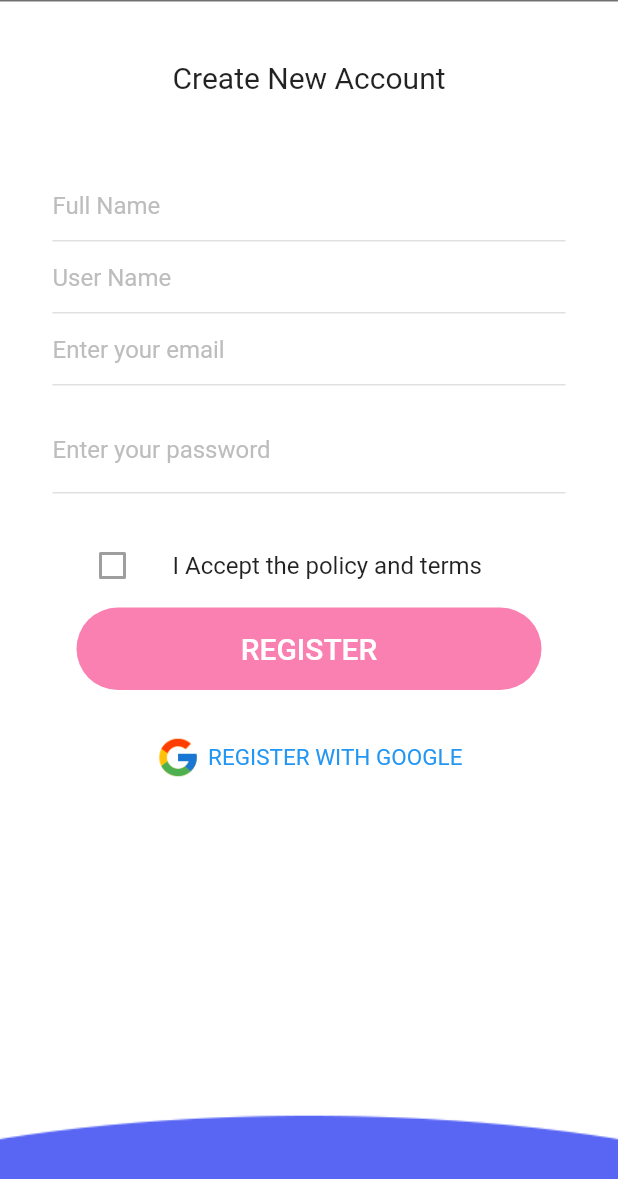
After one commit to Madhav008/royal_trade, a Flutter app: the SignUp2 screen opened directly, on a phone screen of 412 x 824 dp. The commit adds this screen. Shown: the top 1179 px of the screen. Run offline on Flutter 3.47's test engine with Material 2 defaults, Android fonts, the light colour scheme and no system bars.

Commit message:
login signup files are added

```diff
--- a/lib/main.dart
+++ b/lib/main.dart
@@ -1,5 +1,5 @@
 import 'package:flutter/material.dart';
-import 'package:royaltrade/screen/home.dart';
+import 'package:royaltrade/screen/Authentication/login.dart';
 
 void main() {
   runApp(MyApp());
@@ -15,7 +15,7 @@ class MyApp extends StatelessWidget {
         primarySwatch: Colors.blue,
         visualDensity: VisualDensity.adaptivePlatformDensity,
       ),
-      home: MyHomePage(),
+      home: Login2(),
     );
   }
 }
--- /dev/null
+++ b/lib/screen/Authentication/signup.dart
@@ -0,0 +1,203 @@
+import 'package:flutter/material.dart';
+
+class SignUp2 extends StatefulWidget {
+  @override
+  _SignUp2State createState() => _SignUp2State();
+}
+
+class _SignUp2State extends State<SignUp2> {
+  bool passwordVisible = true;
+
+  @override
+  Widget build(BuildContext context) {
+    return SafeArea(
+      child: Scaffold(
+        body: Container(
+          decoration: BoxDecoration(
+            image: DecorationImage(
+              image: AssetImage("images/backGround2.png"),
+              fit: BoxFit.cover,
+            ),
+          ),
+          child: ListView(
+            children: <Widget>[
+              Container(
+                padding: EdgeInsets.symmetric(vertical: 20, horizontal: 35),
+                child: Column(
+                  mainAxisAlignment: MainAxisAlignment.center,
+                  children: <Widget>[
+                    SizedBox(
+                      height: 20,
+                    ),
+                    Text(
+                     'Create New Account',
+                      style: TextStyle(fontSize: 20),
+                    ),
+                    SizedBox(
+                      height: 50,
+                    ),
+                    TextField(
+                      decoration: InputDecoration(
+                        hintText: "Full Name",
+                        hintStyle: TextStyle(color: Colors.grey[400]),
+                        enabledBorder: UnderlineInputBorder(
+                          borderSide: BorderSide(color: Colors.grey[300]),
+                        ),
+                        focusedBorder: UnderlineInputBorder(
+                          borderSide: BorderSide(color: Color(0xffFA80B2)),
+                        ),
+                        border: UnderlineInputBorder(
+                          borderSide: BorderSide(color: Colors.red),
+                        ),
+                      ),
+                    ),
+                    TextField(
+                      decoration: InputDecoration(
+                        hintText: "User Name",
+                        hintStyle: TextStyle(color: Colors.grey[400]),
+                        enabledBorder: UnderlineInputBorder(
+                          borderSide: BorderSide(color: Colors.grey[300]),
+                        ),
+                        focusedBorder: UnderlineInputBorder(
+                          borderSide: BorderSide(color: Color(0xffFA80B2)),
+                        ),
+                        border: UnderlineInputBorder(
+                          borderSide: BorderSide(color: Colors.red),
+                        ),
+                      ),
+                    ),
+                    TextField(
+                      decoration: InputDecoration(
+                        hintText: "Enter your email",
+                        hintStyle: TextStyle(color: Colors.grey[400]),
+                        enabledBorder: UnderlineInputBorder(
+                          borderSide: BorderSide(color: Colors.grey[300]),
+                        ),
+                        focusedBorder: UnderlineInputBorder(
+                          borderSide: BorderSide(color: Color(0xffFA80B2)),
+                        ),
+                        border: UnderlineInputBorder(
+                          borderSide: BorderSide(color: Colors.red),
+                        ),
+                      ),
+                    ),
+                    TextField(
+                      obscureText: passwordVisible,
+                      decoration: InputDecoration(
+                          hintText: "Enter your password",
+                          hintStyle: TextStyle(color: Colors.grey[400]),
+                          enabledBorder: UnderlineInputBorder(
+                            borderSide: BorderSide(color: Colors.grey[300]),
+                          ),
+                          focusedBorder: UnderlineInputBorder(
+                            borderSide: BorderSide(color: Color(0xffFA80B2)),
+                          ),
+                          border: UnderlineInputBorder(
+                            borderSide: BorderSide(color: Colors.red),
+                          ),
+                          suffix: IconButton(
+                            onPressed: () {
+                              setState(() {
+                                passwordVisible = !passwordVisible;
+                              });
+                            },
+                            icon: Icon(
+                              passwordVisible
+                                  ? Icons.visibility_off
+                                  : Icons.visibility,
+                              color: Theme.of(context).primaryColorDark,
+                            ),
+                          )),
+                    ),
+                    SizedBox(
+                      height: 20,
+                    ),
+                    ListTile(
+                      leading: Checkbox(onChanged: null,value: false,),
+                      title: Text('I Accept the policy and terms'),
+                    ),
+                    FlatButton(
+                      onPressed: () {},
+                      child: Container(
+                        height: 55,
+                        decoration: BoxDecoration(
+                          borderRadius: BorderRadius.circular(30),
+                          color: Color(0xffFA80B2),
+                        ),
+                        child: Center(
+                          child: Text(
+                            'REGISTER',
+                            style: TextStyle(
+                              color: Colors.white,
+                              fontSize: 20,
+                            ),
+                          ),
+                        ),
+                      ),
+                    ),
+                    SizedBox(
+                      height: 30,
+                    ),
+                    Row(
+                      mainAxisAlignment: MainAxisAlignment.center,
+                      children: <Widget>[
+                        Image(
+                          image: AssetImage(
+                            'images/google.png',
+                          ),
+                          width: 30,
+                          height: 30,
+                        ),
+                        SizedBox(
+                          width: 5,
+                        ),
+                        InkWell(
+                          onTap: () {
+                            print('dfaef');
+                          },
+                          child: Text(
+                            'REGISTER WITH GOOGLE',
+                            style: TextStyle(
+                              fontSize: 15.0,
+                              color: Colors.blue,
+                            ),
+                          ),
+                        ),
+                      ],
+                    ),
+                    SizedBox(
+                      height: 180,
+                    ),
+                    Row(
+                      mainAxisAlignment: MainAxisAlignment.center,
+                      children: <Widget>[
+                        Text(
+                          'Already have an account?',
+                          style: TextStyle(
+                            fontSize: 15.0,
+                            color: Colors.white,
+                          ),
+                        ),
+                        InkWell(
+                          onTap: () {},
+                          child: Text(
+                            'Sign In',
+                            style: TextStyle(
+                              fontSize: 15.0,
+                              fontWeight: FontWeight.bold,
+                              color: Colors.white,
+                            ),
+                          ),
+                        ),
+                      ],
+                    ),
+                  ],
+                ),
+              ),
+            ],
+          ),
+        ),
+      ),
+    );
+  }
+}
--- a/pubspec.yaml
+++ b/pubspec.yaml
@@ -45,9 +45,8 @@ flutter:
   uses-material-design: true
 
   # To add assets to your application, add an assets section, like this:
-  # assets:
-  #   - images/a_dot_burr.jpeg
-  #   - images/a_dot_ham.jpeg
+  assets:
+    - images/
 
   # An image asset can refer to one or more resolution-specific "variants", see
   # https://flutter.dev/assets-and-images/#resolution-aware.
```
Also changed, not shown: lib/screen/Authentication/getStarted.dart (added, +73 -0 lines), lib/screen/Authentication/login.dart (added, +181 -0 lines), lib/screen/home.dart (+9 -2 lines), images/Logo.png (added), images/backGround.png (added), images/backGround2.png (added), images/google.png (added).
